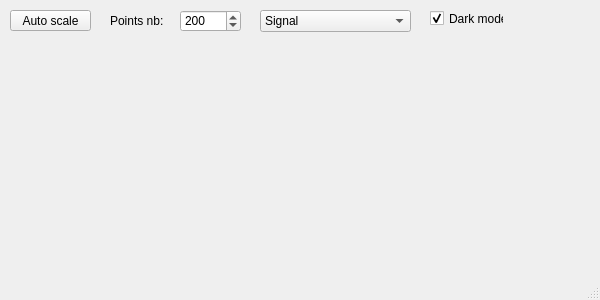
Before: the Qt Designer form Holovibes/plotwindow.ui in DigitalHolography/Holovibes, drawn with Qt 5.
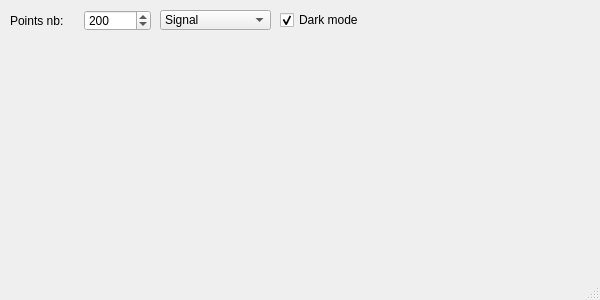
After: the same form once the commit is applied.

The edit to the form file:
```diff
--- a/Holovibes/plotwindow.ui
+++ b/Holovibes/plotwindow.ui
@@ -14,28 +14,25 @@
    <string>Real time ROI plot</string>
   </property>
   <widget class="QWidget" name="centralwidget">
-   <widget class="QPushButton" name="autoScalePushButton">
+   <widget class="QWidget" name="horizontalLayoutWidget">
     <property name="geometry">
      <rect>
       <x>10</x>
       <y>10</y>
-      <width>81</width>
+      <width>141</width>
       <height>21</height>
      </rect>
     </property>
+    <layout class="QHBoxLayout" name="headerLayout">
+     <item>
+      <widget class="QLabel" name="PointsNbLabel">
     <property name="text">
-     <string>Auto scale</string>
-    </property>
-   </widget>
+        <string>Points nb:</string>
+       </property>
+      </widget>
+     </item>
+     <item>
    <widget class="QSpinBox" name="PointsNbSpinBox">
-    <property name="geometry">
-     <rect>
-      <x>180</x>
-      <y>10</y>
-      <width>61</width>
-      <height>22</height>
-     </rect>
-    </property>
     <property name="layoutDirection">
      <enum>Qt::LeftToRight</enum>
     </property>
@@ -52,26 +49,16 @@
      <number>200</number>
     </property>
    </widget>
-   <widget class="QLabel" name="PointsNbLabel">
-    <property name="geometry">
-     <rect>
-      <x>110</x>
-      <y>10</y>
-      <width>61</width>
-      <height>21</height>
-     </rect>
-    </property>
-    <property name="text">
-     <string>Points nb:</string>
-    </property>
+     </item>
+    </layout>
    </widget>
    <widget class="QComboBox" name="CurveNameComboBox">
     <property name="geometry">
      <rect>
-      <x>260</x>
+      <x>160</x>
       <y>10</y>
-      <width>151</width>
-      <height>22</height>
+      <width>111</width>
+      <height>20</height>
      </rect>
     </property>
     <property name="currentText">
@@ -104,10 +91,10 @@
    <widget class="QCheckBox" name="darkModeCheckBox">
     <property name="geometry">
      <rect>
-      <x>430</x>
+      <x>280</x>
       <y>10</y>
-      <width>74</width>
-      <height>17</height>
+      <width>81</width>
+      <height>20</height>
      </rect>
     </property>
     <property name="text">
```
Left out of the diff: 16 changed lines with no effect on the pictures. Lines whose indentation alone changed are shown as unchanged.
